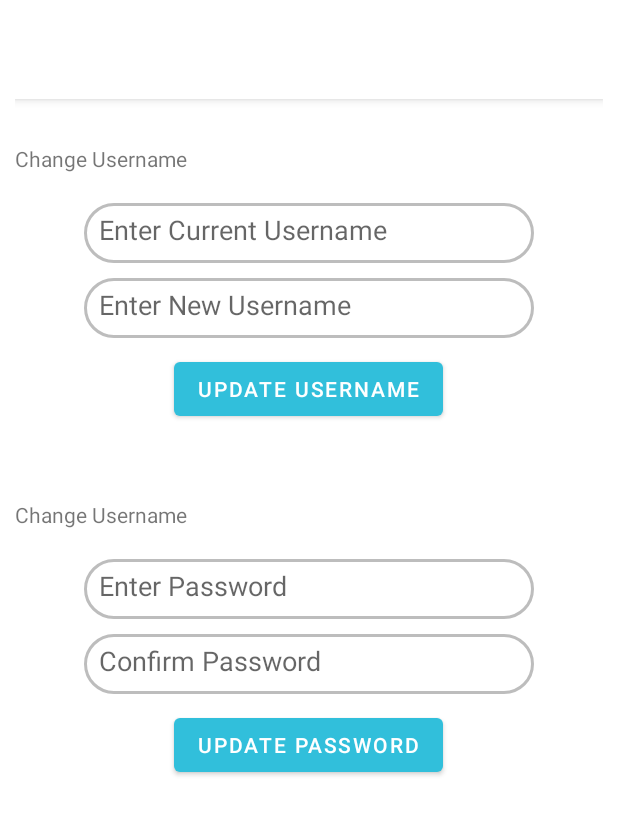
After one commit to DocchiAndroid/Docchi, an Android app: the SettingActivity screen opened directly, with no data from a screen before it, on a phone screen of 412 x 824 dp. The commit adds this screen. Shown: the top 815 px of the screen. Run offline under Robolectric (Android 15) with nearby library versions, the light colour scheme and no system bars; libraries missing offline, so code that uses them is left out: com.parse; Roboto replaces fonts that are not available here; 1 statement that could not run was skipped.

Commit message:
Implemented profile menu items: Settings, Help, About and Logout.

```diff
--- /dev/null
+++ b/app/src/main/java/com/example/docchi/SettingActivity.java
@@ -0,0 +1,79 @@
+package com.example.docchi;
+
+import android.os.Bundle;
+import android.util.Log;
+import android.view.View;
+import android.widget.Button;
+import android.widget.EditText;
+import android.widget.Toast;
+
+import androidx.appcompat.app.AppCompatActivity;
+
+import com.parse.ParseUser;
+
+public class SettingActivity extends AppCompatActivity {
+
+  EditText etCurrentUsername;
+  EditText etNewUsername;
+  EditText etCurrentPassword;
+  EditText etNewPassword;
+  Button btnUpdateUsername;
+  Button btnUpdatePassword;
+  String TAG = "Settings";
+
+  @Override
+  protected void onCreate(Bundle savedInstanceState) {
+    super.onCreate(savedInstanceState);
+    setContentView(R.layout.activity_setting);
+
+    etCurrentUsername = findViewById(R.id.etCurrentUsername);
+    etNewUsername = findViewById(R.id.etNewUsername);
+    etCurrentPassword = findViewById(R.id.etCurrentPassword);
+    etNewPassword = findViewById(R.id.etNewPassword);
+
+    btnUpdateUsername = findViewById(R.id.btnUpdateUsername);
+    btnUpdatePassword = findViewById(R.id.btnUpdatePassword);
+
+    ParseUser user = ParseUser.getCurrentUser();
+
+    btnUpdateUsername.setOnClickListener(new View.OnClickListener() {
+      @Override
+      public void onClick(View view) {
+
+        String currentUsername = etCurrentUsername.getText().toString();
+        Log.i(TAG, " username is: " + user.getUsername());
+        if(currentUsername.equals(user.getUsername())){
+          String newUsername = etNewUsername.getText().toString();
+          user.setUsername(newUsername);
+          user.saveInBackground();
+          Toast.makeText(getApplicationContext(), "Username updated!", Toast.LENGTH_SHORT).show();
+        }
+        else {
+          Toast.makeText(getApplicationContext(), "Enter correct username", Toast.LENGTH_SHORT).show();
+        }
+      }
+    });
+
+
+
+
+    btnUpdatePassword.setOnClickListener(new View.OnClickListener() {
+      @Override
+      public void onClick(View view) {
+        String currentPassword = etCurrentPassword.getText().toString();
+        String newPassword = etNewPassword.getText().toString();
+        Log.i(TAG, " user password is: " + currentPassword + " " + newPassword);
+        if(currentPassword.equals(newPassword)){
+          Log.i(TAG, "this is user pass:" + "true");
+          user.put("password", newPassword);
+          user.saveInBackground();
+          Toast.makeText(getApplicationContext(), "Password updated!", Toast.LENGTH_SHORT).show();
+        }
+        else {
+          Toast.makeText(getApplicationContext(), "Passwords do not match", Toast.LENGTH_SHORT).show();
+        }
+
+      }
+    });
+  }
+}
--- a/app/src/main/java/com/example/docchi/fragments/TimelineFragment.java
+++ b/app/src/main/java/com/example/docchi/fragments/TimelineFragment.java
@@ -1,12 +1,10 @@
 package com.example.docchi.fragments;
 
-import android.app.ActionBar;
 import android.os.Bundle;
 import android.util.Log;
 import android.view.LayoutInflater;
 import android.view.View;
 import android.view.ViewGroup;
-import android.widget.Toast;
 
 import androidx.annotation.NonNull;
 import androidx.annotation.Nullable;
@@ -14,7 +12,6 @@ import androidx.fragment.app.Fragment;
 import androidx.recyclerview.widget.LinearLayoutManager;
 import androidx.recyclerview.widget.RecyclerView;
 
-import com.example.docchi.MainActivity;
 import com.example.docchi.Post;
 import com.example.docchi.R;
 import com.parse.FindCallback;
--- /dev/null
+++ b/app/src/main/res/drawable/et_settings.xml
@@ -0,0 +1,16 @@
+<?xml version="1.0" encoding="utf-8"?>
+
+<shape xmlns:android="http://schemas.android.com/apk/res/android"
+    android:shape="rectangle"
+    >
+
+    <stroke
+
+        android:color="#bdbdbd"
+        android:width="2dp" />
+    <corners
+
+        android:radius="30dp"
+        />
+
+</shape>
--- /dev/null
+++ b/app/src/main/res/layout/activity_setting.xml
@@ -0,0 +1,94 @@
+<?xml version="1.0" encoding="utf-8"?>
+<LinearLayout xmlns:android="http://schemas.android.com/apk/res/android"
+    xmlns:app="http://schemas.android.com/apk/res-auto"
+    xmlns:tools="http://schemas.android.com/tools"
+    android:layout_width="match_parent"
+    android:layout_height="match_parent"
+    android:orientation="vertical"
+    android:layout_margin="10dp"
+    tools:context=".SettingActivity">
+
+    <include
+        layout="@layout/customtoolbar"
+        android:layout_width="match_parent"
+        android:layout_height="wrap_content"/>
+
+    <TextView
+        android:id="@+id/tvChangeUsername"
+        android:layout_width="match_parent"
+        android:layout_height="wrap_content"
+        android:layout_marginTop="30dp"
+        android:text="Change Username" />
+
+    <EditText
+        android:id="@+id/etCurrentUsername"
+        android:layout_width="300dp"
+        android:layout_height="40dp"
+        android:layout_marginTop="20dp"
+        android:layout_gravity="center_horizontal"
+        android:background="@drawable/et_settings"
+        android:padding="10dp"
+        android:hint="Enter Current Username"
+        />
+
+    <EditText
+        android:id="@+id/etNewUsername"
+        android:layout_width="300dp"
+        android:layout_height="40dp"
+        android:layout_marginTop="10dp"
+        android:layout_gravity="center_horizontal"
+        android:background="@drawable/et_settings"
+        android:padding="10dp"
+        android:hint="Enter New Username"
+        />
+
+    <Button
+        android:id="@+id/btnUpdateUsername"
+        android:layout_width="wrap_content"
+        android:layout_height="wrap_content"
+        android:text="Update Username"
+        android:layout_marginTop="10dp"
+        android:layout_gravity="center_horizontal"
+        />
+
+    <TextView
+        android:id="@+id/tvChangePassword"
+        android:layout_width="match_parent"
+        android:layout_height="wrap_content"
+        android:layout_marginTop="50dp"
+        android:text="Change Username" />
+
+    <EditText
+        android:id="@+id/etCurrentPassword"
+        android:layout_width="300dp"
+        android:layout_height="40dp"
+        android:layout_marginTop="20dp"
+        android:layout_gravity="center_horizontal"
+        android:background="@drawable/et_settings"
+        android:padding="10dp"
+        android:inputType="textPassword"
+        android:hint="Enter Password"
+        />
+
+    <EditText
+        android:id="@+id/etNewPassword"
+        android:layout_width="300dp"
+        android:layout_height="40dp"
+        android:layout_marginTop="10dp"
+        android:layout_gravity="center_horizontal"
+        android:background="@drawable/et_settings"
+        android:inputType="textPassword"
+        android:padding="10dp"
+        android:hint="Confirm Password"
+        />
+
+    <Button
+        android:id="@+id/btnUpdatePassword"
+        android:layout_width="wrap_content"
+        android:layout_height="wrap_content"
+        android:text="Update Password"
+        android:layout_marginTop="10dp"
+        android:layout_gravity="center_horizontal"
+        />
+
+</LinearLayout>
--- a/app/src/main/res/values/strings.xml
+++ b/app/src/main/res/values/strings.xml
@@ -7,4 +7,5 @@
     <string name="signUp">Sign up</string>
     <!-- TODO: Remove or change this placeholder text -->
     <string name="hello_blank_fragment">Hello blank fragment</string>
+    <string name="desc">Docchi is a voting app that lets users to create public polls. It will let users create quick large scale surveys and polls to make decisions. All votes on our platform will be anonymous.</string>
 </resources>
```
Also changed, not shown: app/src/main/AndroidManifest.xml (+30 -35 lines), app/src/main/java/com/example/docchi/AboutActivity.java (added, +14 -0 lines), app/src/main/java/com/example/docchi/HelpActivity.java (added, +14 -0 lines), app/src/main/java/com/example/docchi/fragments/PostsAdapter.java (+5 -10 lines), app/src/main/java/com/example/docchi/fragments/ProfileFragment.java (+39 -9 lines), app/src/main/res/layout/activity_about.xml (added, +24 -0 lines), app/src/main/res/layout/activity_help.xml (added, +25 -0 lines), app/src/main/res/layout/fragment_profile.xml (+39 -8 lines), app/src/main/res/menu/menu_top.xml (+14 -4 lines).
